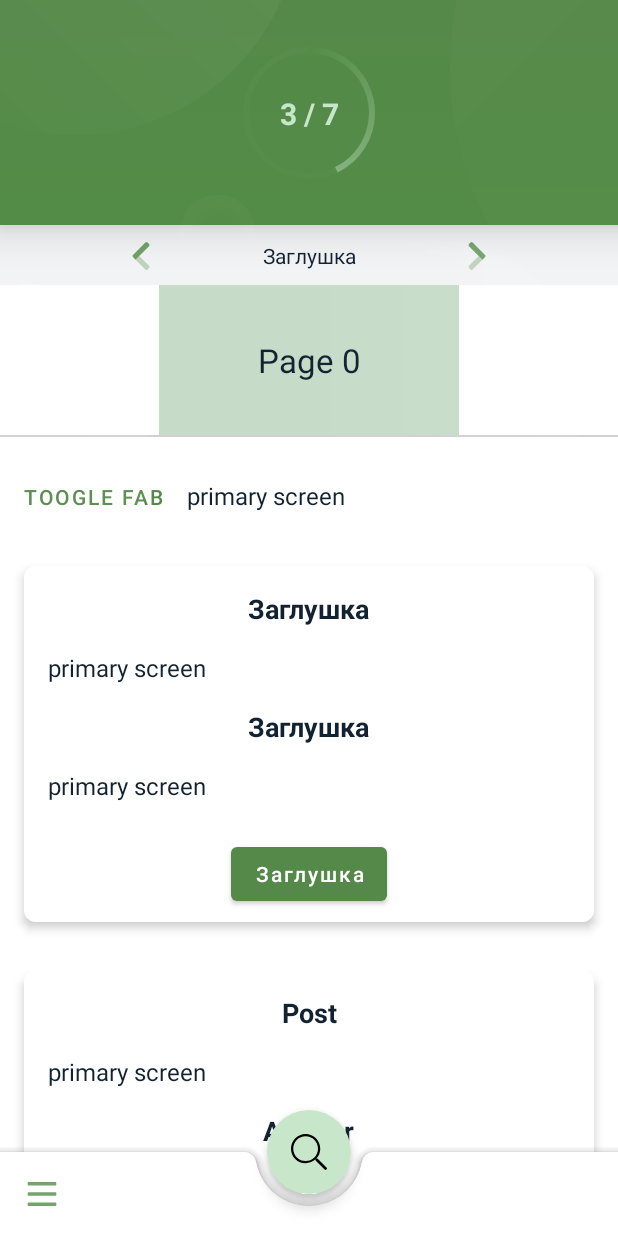
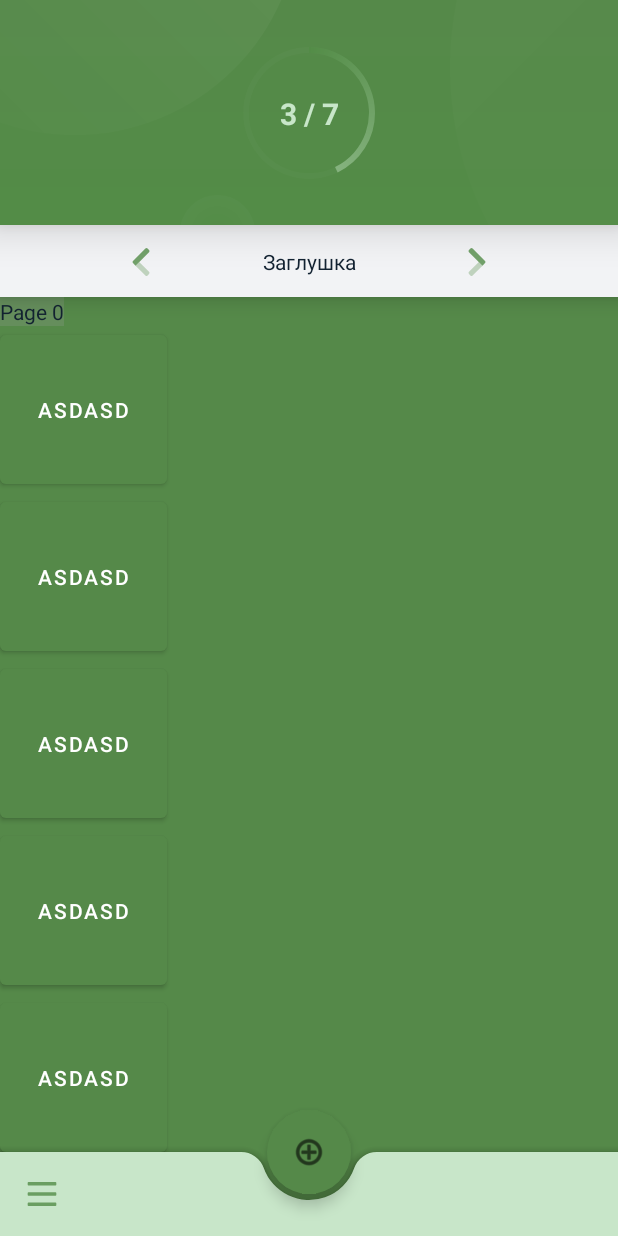
Before and after one commit to jrd-prime/varuna-project, an Android app: the screen it shows after launch (MainActivity), on a phone screen of 412 x 824 dp. Run offline under Robolectric (Android 15) with nearby library versions, the phone set to English and light mode, and no system bars.

Commit message:
ViewPager Stable v0.0.2

```diff
--- a/app/build.gradle
+++ b/app/build.gradle
@@ -31,6 +31,7 @@ android {
 dependencies {
 
     implementation 'com.google.android.gms:play-services-auth:18.0.0'
+    implementation 'androidx.cardview:cardview:1.0.0'
     def lifecycle_version = "2.2.0"
     def nav_version = "2.3.0"
     def room_version = "2.2.5"
@@ -44,10 +45,10 @@ dependencies {
     implementation "androidx.lifecycle:lifecycle-livedata-ktx:$lifecycle_version"
     implementation "androidx.lifecycle:lifecycle-viewmodel-ktx:$lifecycle_version"
     /* Navigation */
-    implementation "androidx.navigation:navigation-fragment-ktx:$nav_version"
+    implementation "androidx.navigation:navigation-a_workout_list_pager-ktx:$nav_version"
     implementation "androidx.navigation:navigation-ui-ktx:$nav_version"
     /*Dynamic Feature Module Support*/
-    implementation "androidx.navigation:navigation-dynamic-features-fragment:$nav_version"
+    implementation "androidx.navigation:navigation-dynamic-features-a_workout_list_pager:$nav_version"
 
 //    /* ROOM */
     implementation "androidx.room:room-runtime:$room_version"
--- a/app/src/main/java/ru/jrd_prime/trainingdiary/PageFragment.kt
+++ b/app/src/main/java/ru/jrd_prime/trainingdiary/PageFragment.kt
@@ -6,6 +6,7 @@ import android.view.LayoutInflater
 import android.view.View
 import android.view.ViewGroup
 import android.widget.TextView
+import androidx.core.widget.NestedScrollView
 import androidx.fragment.app.Fragment
 import java.util.*
 
@@ -14,8 +15,8 @@ const val ARGUMENT_PAGE_NUMBER = "arg_page_number"
 class PageFragment : Fragment() {
 
 
-    var pageNumber = 0
-    var backColor = 0
+    private var pageNumber = 0
+    private var backColor = 0
 
     /*
     Метод newInstance создает новый экземпляр фрагмента и записывает ему в атрибуты число,
@@ -27,7 +28,7 @@ class PageFragment : Fragment() {
             val pageFragment = PageFragment()
             val arguments = Bundle()
             arguments.putInt(ARGUMENT_PAGE_NUMBER, page)
-            pageFragment.setArguments(arguments)
+            pageFragment.arguments = arguments
             return pageFragment
         }
     }
@@ -52,8 +53,11 @@ class PageFragment : Fragment() {
         inflater: LayoutInflater, container: ViewGroup?,
         savedInstanceState: Bundle?
     ): View? {
-        val view: View = inflater.inflate(R.layout.fragment, null)
-        val tvPage = view.findViewById(R.id.tvPage) as TextView
+        val view: View = inflater.inflate(R.layout.a_workout_list_pager, null)
+        val scrollView = view.findViewById<NestedScrollView>(R.id.cont_layz);
+//        val scrollView = findViewById<ScrollView>(R.id.cont_lay);
+        scrollView.isFillViewport = true
+        val tvPage = view.findViewById(R.id.texttext) as TextView
         tvPage.text = "Page $pageNumber"
         tvPage.setBackgroundColor(backColor)
         return view
--- a/app/src/main/java/ru/jrd_prime/trainingdiary/ui/MainActivity.kt
+++ b/app/src/main/java/ru/jrd_prime/trainingdiary/ui/MainActivity.kt
@@ -18,7 +18,7 @@ const val PAGE_COUNT = 10
 class MainActivity : AppCompatActivity() {
 //    override fun onCreate(savedInstanceState: Bundle?) {
 //        super.onCreate(savedInstanceState)
-//        setContentView(R.layout.activity_main)
+//        setContentView(R.layout._root_layout)
 //    }
 
 
@@ -27,8 +27,11 @@ class MainActivity : AppCompatActivity() {
 
     override fun onCreate(savedInstanceState: Bundle?) {
         super.onCreate(savedInstanceState)
-        setContentView(R.layout.activity_main)
-        pager = findViewById(R.id.pager) as ViewPager
+        setContentView(R.layout._root_layout)
+
+
+
+        pager = findViewById<ViewPager>(R.id.viewPagerMainDashboard)
         pagerAdapter = MyFragmentPagerAdapter(supportFragmentManager)
         pager!!.adapter = pagerAdapter
         pager!!.setOnPageChangeListener(object : OnPageChangeListener {
@@ -46,8 +49,7 @@ class MainActivity : AppCompatActivity() {
         })
     }
 
-    private class MyFragmentPagerAdapter(fm: FragmentManager?) :
-        FragmentPagerAdapter(fm!!) {
+    private class MyFragmentPagerAdapter(fm: FragmentManager?) : FragmentPagerAdapter(fm!!) {
         override fun getItem(position: Int): Fragment {
 
             return PageFragment.newInstance(position)
--- /dev/null
+++ b/app/src/main/res/layout/_root_layout.xml
@@ -0,0 +1,80 @@
+<?xml version="1.0" encoding="utf-8"?>
+<androidx.coordinatorlayout.widget.CoordinatorLayout xmlns:android="http://schemas.android.com/apk/res/android"
+    xmlns:app="http://schemas.android.com/apk/res-auto"
+    xmlns:tools="http://schemas.android.com/tools"
+    android:id="@+id/coordinatorLayout"
+    android:layout_width="match_parent"
+    android:layout_height="match_parent"
+    tools:context=".ui.MainActivity">
+
+    <LinearLayout
+        android:id="@+id/linearMainContainer"
+        android:layout_width="match_parent"
+        android:layout_height="match_parent"
+        android:background="@color/appMainBackground"
+        android:orientation="vertical">
+
+        <androidx.constraintlayout.widget.ConstraintLayout
+            android:id="@+id/constraintMainContainer"
+            android:layout_width="match_parent"
+            android:layout_height="match_parent">
+
+
+            <androidx.viewpager.widget.ViewPager
+                android:id="@+id/viewPagerMainDashboard"
+                android:layout_width="match_parent"
+                android:layout_height="wrap_content"
+                app:layout_constraintTop_toBottomOf="@+id/frameShowDay" />
+
+            <FrameLayout
+                android:id="@+id/frameShowDay"
+                android:layout_width="match_parent"
+                android:layout_height="@dimen/showDayHeight"
+                android:background="@color/colorSnackbarButton"
+                android:elevation="@dimen/showDayElevation"
+                app:layout_constraintTop_toBottomOf="@+id/frameHeader">
+
+                <include layout="@layout/a_root_show_date" />
+            </FrameLayout>
+
+            <FrameLayout
+                android:id="@+id/frameHeader"
+                android:layout_width="match_parent"
+                android:layout_height="@dimen/headerHeight"
+                android:background="@color/colorPrimary"
+                android:elevation="@dimen/headerElevation"
+                app:layout_constraintTop_toTopOf="parent">
+
+                <include layout="@layout/a_root_header" />
+            </FrameLayout>
+
+        </androidx.constraintlayout.widget.ConstraintLayout>
+
+
+    </LinearLayout>
+
+
+    <com.google.android.material.bottomappbar.BottomAppBar
+        android:id="@+id/vBottomAppBar"
+        android:layout_width="match_parent"
+        android:layout_height="wrap_content"
+        android:layout_gravity="bottom"
+        android:backgroundTint="@color/colorPrimaryLight"
+        app:fabAlignmentMode="center"
+        app:fabCradleMargin="@dimen/fabMargin"
+        app:fabCradleRoundedCornerRadius="@dimen/fabCornerRadius"
+        app:hideOnScroll="true"
+        app:layout_scrollFlags="scroll|enterAlways"
+        app:navigationIcon="@drawable/ic_nav_menu" />
+
+    <com.google.android.material.floatingactionbutton.FloatingActionButton
+        android:id="@+id/vFloatActionBar"
+        style="@style/Widget.MaterialComponents.FloatingActionButton"
+        android:layout_width="wrap_content"
+        android:layout_height="wrap_content"
+        android:background="@android:color/white"
+        android:backgroundTint="@color/colorPrimary"
+        android:src="@android:drawable/ic_menu_add"
+        app:borderWidth="@dimen/fabBorderWidth"
+        app:layout_anchor="@id/vBottomAppBar" />
+</androidx.coordinatorlayout.widget.CoordinatorLayout>
--- a/app/src/main/res/layout/lay_root_header.xml
+++ b/app/src/main/res/layout/a_root_header.xml
@@ -4,7 +4,7 @@
     android:layout_width="match_parent"
     android:layout_height="@dimen/header_height"
     android:background="@drawable/shape"
-    android:elevation="@dimen/headerElevation"
+    android:elevation="4dp"
     android:gravity="top"
     android:orientation="vertical"
     app:layout_constraintEnd_toEndOf="parent"
--- a/app/src/main/res/layout/lay_root_date.xml
+++ b/app/src/main/res/layout/a_root_show_date.xml
@@ -1,8 +1,8 @@
 <androidx.constraintlayout.widget.ConstraintLayout xmlns:android="http://schemas.android.com/apk/res/android"
     xmlns:app="http://schemas.android.com/apk/res-auto"
-    android:id="@+id/constLayDate"
+    android:id="@+id/constraintShowDay"
     android:layout_width="match_parent"
-    android:layout_height="40dp"
+    android:layout_height="@dimen/showDayHeight"
     android:background="@color/colorLightGrey"
     app:layout_constraintTop_toBottomOf="@+id/fr">
 
--- /dev/null
+++ b/app/src/main/res/layout/a_workout_list_pager.xml
@@ -0,0 +1,101 @@
+<?xml version="1.0" encoding="utf-8"?>
+<androidx.core.widget.NestedScrollView xmlns:android="http://schemas.android.com/apk/res/android"
+    android:id="@+id/cont_layz"
+    android:layout_width="match_parent"
+    android:layout_height="match_parent"
+    android:layout_margin="8dp"
+    android:background="#00f81000">
+
+    <LinearLayout
+        android:layout_width="match_parent"
+        android:layout_height="wrap_content"
+        android:background="@color/colorPrimary"
+        android:orientation="vertical">
+
+        <TextView
+            android:id="@+id/texttext"
+            android:layout_width="wrap_content"
+            android:layout_height="wrap_content"
+            android:text="aslas" />
+
+        <Button
+            android:layout_width="111dp"
+            android:layout_height="111dp"
+            android:text="asdasd" />
+
+        <Button
+            android:layout_width="111dp"
+            android:layout_height="111dp"
+            android:text="asdasd" />
+
+        <Button
+            android:layout_width="111dp"
+            android:layout_height="111dp"
+            android:text="asdasd" />
+
+        <Button
+            android:layout_width="111dp"
+            android:layout_height="111dp"
+            android:text="asdasd" />
+
+        <Button
+            android:layout_width="111dp"
+            android:layout_height="111dp"
+            android:text="asdasd" />
+
+        <Button
+            android:layout_width="111dp"
+            android:layout_height="111dp"
+            android:text="asdasd" />
+
+        <Button
+            android:layout_width="111dp"
+            android:layout_height="111dp"
+            android:text="asdasd" />
+
+        <Button
+            android:layout_width="111dp"
+            android:layout_height="111dp"
+            android:text="asdasd" />
+
+        <Button
+            android:layout_width="111dp"
+            android:layout_height="111dp"
+            android:text="asdasd" />
+
+        <Button
+            android:layout_width="111dp"
+            android:layout_height="111dp"
+            android:text="asdasd" />
+
+        <Button
+            android:layout_width="111dp"
+            android:layout_height="111dp"
+            android:text="asdasd" />
+
+        <Button
+            android:layout_width="111dp"
+            android:layout_height="111dp"
+            android:text="asdasd" />
+
+        <Button
+            android:layout_width="111dp"
+            android:layout_height="111dp"
+            android:text="asdasd" />
+
+        <Button
+            android:layout_width="111dp"
+            android:layout_height="111dp"
+            android:text="asdasd" />
+
+        <Button
+            android:layout_width="111dp"
+            android:layout_height="111dp"
+            android:text="asdasd" />
+
+        <Button
+            android:layout_width="111dp"
+            android:layout_height="111dp"
+            android:text="asdasd" />
+    </LinearLayout>
+</androidx.core.widget.NestedScrollView>
--- a/app/src/main/res/layout/activity_main.xml
+++ /dev/null
@@ -1,51 +0,0 @@
-<?xml version="1.0" encoding="utf-8"?>
-<androidx.coordinatorlayout.widget.CoordinatorLayout xmlns:android="http://schemas.android.com/apk/res/android"
-    xmlns:app="http://schemas.android.com/apk/res-auto"
-    xmlns:tools="http://schemas.android.com/tools"
-    android:id="@+id/coordinatorLayout"
-    android:layout_width="match_parent"
-    android:layout_height="match_parent"
-    tools:context=".ui.MainActivity">
-
-
-    <androidx.constraintlayout.widget.ConstraintLayout
-        android:layout_width="match_parent"
-        android:layout_height="match_parent"
-        app:layout_constraintBottom_toBottomOf="parent"
-        app:layout_constraintEnd_toEndOf="parent"
-        app:layout_constraintStart_toStartOf="parent"
-        app:layout_constraintTop_toTopOf="parent">
-
-        <include
-            layout="@layout/lay_root_content"
-            app:layout_constraintEnd_toEndOf="parent"
-            app:layout_constraintStart_toStartOf="parent"
-            app:layout_constraintTop_toTopOf="parent" />
-
-    </androidx.constraintlayout.widget.ConstraintLayout>
-
-    <include layout="@layout/lay_root_header" />
-
-    <com.google.android.material.bottomappbar.BottomAppBar
-        android:id="@+id/vBottomAppBar"
-        android:layout_width="match_parent"
-        android:layout_height="wrap_content"
-        android:layout_gravity="bottom"
-        app:fabCradleMargin="8dp"
-        app:fabAlignmentMode="center"
-        app:fabCradleRoundedCornerRadius="8dp"
-        app:hideOnScroll="true"
-        app:layout_scrollFlags="scroll|enterAlways"
-        app:navigationIcon="@drawable/ic_nav_menu" />
-
-    <com.google.android.material.floatingactionbutton.FloatingActionButton
-        android:id="@+id/vFloatActionBar"
-        style="@style/Widget.MaterialComponents.FloatingActionButton"
-        android:layout_width="wrap_content"
-        android:layout_height="wrap_content"
-        android:background="@android:color/white"
-        android:backgroundTint="@color/colorPrimaryLight"
-        android:src="@drawable/ic_search"
-        app:borderWidth="0dp"
-        app:layout_anchor="@id/vBottomAppBar" />
-</androidx.coordinatorlayout.widget.CoordinatorLayout>
--- /dev/null
+++ b/app/src/main/res/layout/date_show.xml
@@ -0,0 +1,42 @@
+<androidx.constraintlayout.widget.ConstraintLayout xmlns:android="http://schemas.android.com/apk/res/android"
+    xmlns:app="http://schemas.android.com/apk/res-auto"
+    xmlns:tools="http://schemas.android.com/tools"
+    android:id="@+id/constraintShowDay"
+    android:layout_width="match_parent"
+    android:layout_height="@dimen/day_show_height"
+    android:background="@color/colorLightGrey"
+    app:layout_constraintTop_toBottomOf="@+id/fr">
+
+
+    <ImageView
+        android:layout_width="wrap_content"
+        android:layout_height="wrap_content"
+        android:contentDescription="@string/minusDay"
+        android:src="@drawable/ic_chevron_left"
+        app:layout_constraintBottom_toBottomOf="@+id/tvDateScroll"
+        app:layout_constraintEnd_toStartOf="@+id/tvDateScroll"
+        app:layout_constraintTop_toTopOf="@+id/tvDateScroll" />
+
+    <TextView
+        android:id="@+id/tvDateScroll"
+        android:layout_width="200dp"
+        android:layout_height="wrap_content"
+        android:gravity="center"
+        android:paddingLeft="16dp"
+        android:paddingRight="16dp"
+        android:text="@string/textMock"
+        app:layout_constraintBottom_toBottomOf="parent"
+        app:layout_constraintEnd_toEndOf="parent"
+        app:layout_constraintStart_toStartOf="parent"
+        app:layout_constraintTop_toTopOf="parent" />
+
+    <ImageView
+        android:layout_width="wrap_content"
+        android:layout_height="wrap_content"
+        android:contentDescription="@string/plusDay"
+        android:src="@drawable/ic_chevron_right"
+        app:layout_constraintBottom_toBottomOf="@+id/tvDateScroll"
+        app:layout_constraintStart_toEndOf="@+id/tvDateScroll"
+        app:layout_constraintTop_toTopOf="@+id/tvDateScroll" />
+
+</androidx.constraintlayout.widget.ConstraintLayout>
--- a/app/src/main/res/layout/fragment.xml
+++ /dev/null
@@ -1,15 +0,0 @@
-<?xml version="1.0" encoding="utf-8"?>
-<RelativeLayout
-    xmlns:android="http://schemas.android.com/apk/res/android"
-    android:id="@+id/RelativeLayout1"
-    android:layout_width="match_parent"
-    android:layout_height="match_parent"
-    android:orientation="vertical">
-    <TextView
-        android:id="@+id/tvPage"
-        android:layout_width="match_parent"
-        android:layout_height="match_parent"
-        android:gravity="center"
-        android:textAppearance="?android:attr/textAppearanceLarge">
-    </TextView>
-</RelativeLayout>
--- a/app/src/main/res/layout/lay_root_content.xml
+++ b/app/src/main/res/layout/lay_root_content.xml
@@ -24,31 +24,38 @@
 
         <include
             android:id="@+id/incDate"
-            layout="@layout/lay_root_date"
+            layout="@layout/a_root_show_date"
             app:layout_constraintTop_toBottomOf="@+id/fr" />
 
 
-        <androidx.viewpager.widget.ViewPager
-            android:id="@+id/pager"
-            android:layout_width="200dp"
-            android:layout_height="100dp"
-            android:background="@color/colorPrimaryLight"
-            app:layout_constraintEnd_toEndOf="parent"
-            app:layout_constraintStart_toStartOf="parent"
-            app:layout_constraintTop_toBottomOf="@+id/incDate">
+        <!--        <androidx.viewpager.widget.ViewPager-->
+        <!--            android:id="@+id/pager"-->
+        <!--            android:layout_width="200dp"-->
+        <!--            android:layout_height="100dp"-->
+        <!--            android:background="@color/colorPrimaryLight"-->
+        <!--            app:layout_constraintEnd_toEndOf="parent"-->
+        <!--            app:layout_constraintStart_toStartOf="parent"-->
+        <!--            app:layout_constraintTop_toBottomOf="@+id/incDate">-->
 
-            <TextView
-                android:layout_width="wrap_content"
-                android:layout_height="wrap_content"
-                android:text="asd" />
-        </androidx.viewpager.widget.ViewPager>
+        <!--        </androidx.viewpager.widget.ViewPager>-->
 
         <View
             android:id="@+id/viewCutter"
             android:layout_width="match_parent"
             android:layout_height="1dp"
             android:background="@color/gray"
-            app:layout_constraintTop_toBottomOf="@+id/pager" />
+            app:layout_constraintTop_toBottomOf="@+id/incDate" />
+
+
+        <androidx.viewpager.widget.ViewPager
+            android:id="@+id/pager1"
+            android:layout_width="match_parent"
+            android:layout_height="wrap_content"
+            app:layout_constraintEnd_toEndOf="parent"
+            app:layout_constraintStart_toStartOf="parent"
+            app:layout_constraintTop_toBottomOf="@id/viewCutter" />
+
+
                     <!--TOGGLE BUTTON-->
                     <LinearLayout
                         android:id="@+id/linearLayout"
@@ -162,6 +169,8 @@
 
                         <include layout="@layout/lay_root_test_card" />
                     </LinearLayout>
+
+
     </androidx.constraintlayout.widget.ConstraintLayout>
 
 </androidx.core.widget.NestedScrollView>
--- a/app/src/main/res/values/colors.xml
+++ b/app/src/main/res/values/colors.xml
@@ -17,4 +17,5 @@
     <color name="colorPrimaryLight">#C8E6C9</color>
     <color name="colorPrimary">#558949</color>
     <color name="colorPrimaryX">#538c47</color>
+    <color name="appMainBackground">#FFFFFFFF</color>
 </resources>
--- a/app/src/main/res/values/dimens.xml
+++ b/app/src/main/res/values/dimens.xml
@@ -5,4 +5,9 @@
     <dimen name="fabMargin">4dp</dimen>
     <dimen name="fabCornerRadius">16dp</dimen>
     <dimen name="mainProgressBarSideSize">100dp</dimen>
+    <dimen name="day_show_height">48dp</dimen>
+    <dimen name="showDayHeight">48dp</dimen>
+    <dimen name="headerHeight">150dp</dimen>
+    <dimen name="showDayElevation">8dp</dimen>
+    <dimen name="fabBorderWidth">0dp</dimen>
 </resources>
```
Lines whose indentation alone changed are shown as unchanged.
